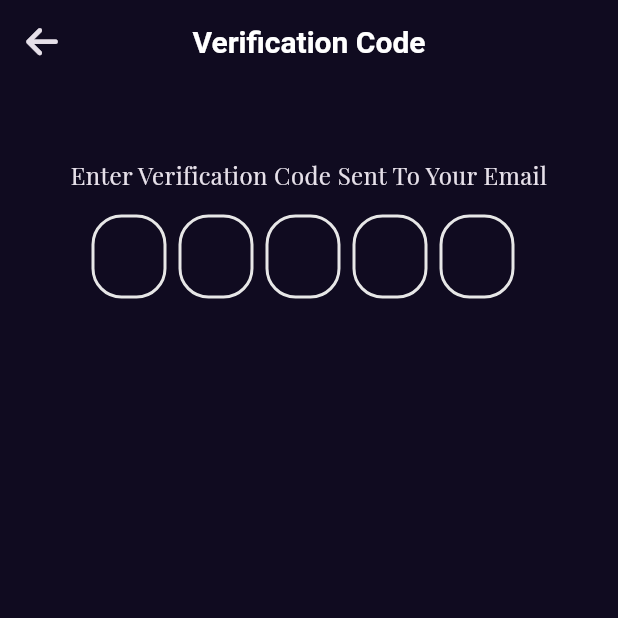
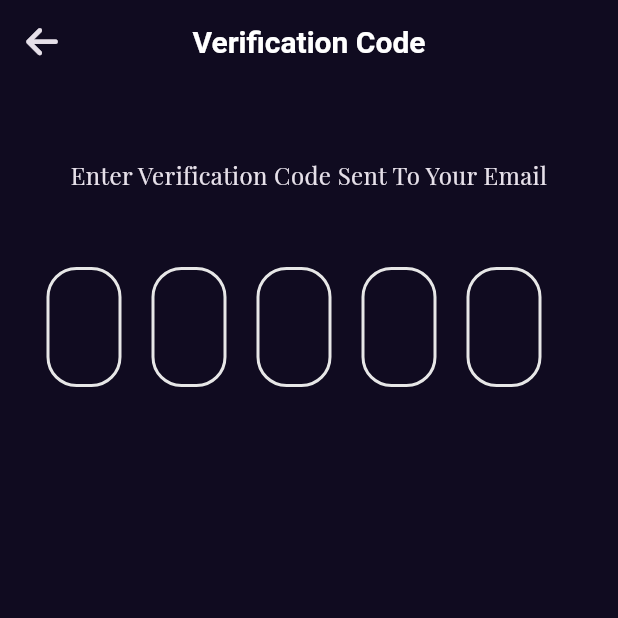
Before and after one commit to A7mad3lwan/e-commerce, a Flutter app: the VerifyCode screen opened directly, on a phone screen of 412 x 824 dp, the top half of it. Run offline on Flutter 3.47's test engine with Material 3 defaults, Android fonts, the phone set to English and light mode, and no system bars; drawn by our look-alikes of flutter_otp_text_field; our stand-ins replace font_awesome_flutter, get, shared_preferences; accounts and stored records are empty; project files that could hold a hidden picture were left out.

Commit message:
create verify code ui done and verify code controller

```diff
--- a/lib/core/app router/app_routes.dart
+++ b/lib/core/app router/app_routes.dart
@@ -5,5 +5,5 @@ abstract class AppRoutes {
   static const login = '/login';
   static const signup = '/signup';
   static const forgetPassword = '/forgetPassword';
-
+  static const verifyCode = '/verifyCode';
 }
--- a/lib/core/app router/get_pages.dart
+++ b/lib/core/app router/get_pages.dart
@@ -1,5 +1,6 @@
 import 'package:e_commerce/core/app%20router/app_routes.dart';
 import 'package:e_commerce/view/screens/auth/forget%20password/forget_password.dart';
+import 'package:e_commerce/view/screens/auth/forget%20password/verify_code.dart';
 import 'package:e_commerce/view/screens/auth/login_view.dart';
 import 'package:e_commerce/view/screens/auth/signup_view.dart';
 import 'package:e_commerce/view/screens/choose_language.dart';
@@ -14,4 +15,5 @@ List<GetPage<dynamic>>? pages = [
   GetPage(name: AppRoutes.login, page: () => const LoginView()),
   GetPage(name: AppRoutes.signup, page: () => const SignupView()),
   GetPage(name: AppRoutes.forgetPassword, page: () => const ForgetPassword()),
+  GetPage(name: AppRoutes.verifyCode, page: () => const VerifyCode()),
 ];
--- a/lib/core/controller/auth/forget_password_controller.dart
+++ b/lib/core/controller/auth/forget_password_controller.dart
@@ -27,7 +27,9 @@ class ForgetPasswordControllerImpl extends ForgetPasswordController {
   @override
   check() {
     var formData = formKey.currentState;
-    if (formData!.validate()) {}
+    if (formData!.validate()) {
+      Get.offAllNamed(AppRoutes.verifyCode);
+    }
   }
 
   @override
--- /dev/null
+++ b/lib/core/controller/auth/verify_code_controller.dart
@@ -0,0 +1,18 @@
+import 'package:e_commerce/core/app%20router/app_routes.dart';
+import 'package:get/get.dart';
+
+abstract class VerifyCodeController extends GetxController {
+  verifyCode();
+
+  back();
+}
+
+class VerifyCodeControllerImpl extends VerifyCodeController {
+  @override
+  back() {
+    Get.offAllNamed(AppRoutes.forgetPassword);
+  }
+
+  @override
+  verifyCode() {}
+}
--- a/lib/view/screens/auth/forget password/verify_code.dart
+++ b/lib/view/screens/auth/forget password/verify_code.dart
@@ -1,4 +1,5 @@
 import 'package:e_commerce/core/app%20theme/font_style.dart';
+import 'package:e_commerce/core/controller/auth/verify_code_controller.dart';
 import 'package:flutter/material.dart';
 import 'package:flutter_otp_text_field/flutter_otp_text_field.dart';
 import 'package:font_awesome_flutter/font_awesome_flutter.dart';
@@ -9,11 +10,14 @@ class VerifyCode extends StatelessWidget {
 
   @override
   Widget build(BuildContext context) {
+    VerifyCodeControllerImpl controller = Get.put(VerifyCodeControllerImpl());
     return SafeArea(
       child: Scaffold(
         appBar: AppBar(
           leading: IconButton(
-            onPressed: () {},
+            onPressed: () {
+              controller.back();
+            },
             icon: const Icon(FontAwesomeIcons.arrowLeft),
           ),
           title: Text('31'.tr),
@@ -27,8 +31,11 @@ class VerifyCode extends StatelessWidget {
               style: FontStyles.font16,
               textAlign: TextAlign.center,
             ),
-            const SizedBox(height: 15),
+            const SizedBox(height: 50),
             OtpTextField(
+              margin: const EdgeInsets.only(right: 20),
+              contentPadding: const EdgeInsets.symmetric(vertical: 25),
+              textStyle: FontStyles.font18,
               fieldWidth: 50.0,
               borderRadius: BorderRadius.circular(20),
               numberOfFields: 5,
```
